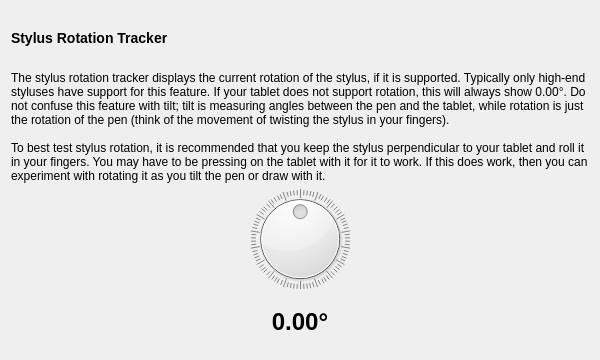
First picture: the form in src/rotationtracker.ui, repository scribblemaniac/qt-tablet-tester, before the edit.
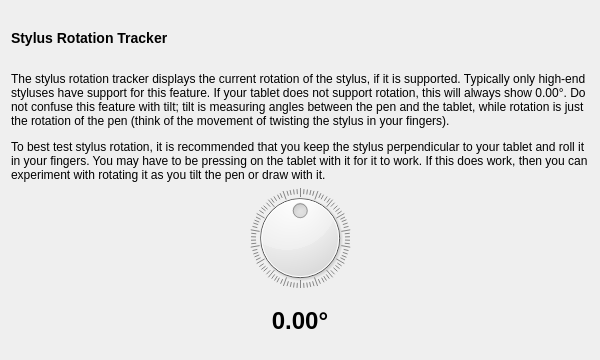
Second picture: the form after the edit.

Commit message: Add tilt tracker description

What changed in the file:
```diff
--- a/src/rotationtracker.ui
+++ b/src/rotationtracker.ui
@@ -24,9 +24,8 @@
    <item>
     <widget class="QLabel" name="description">
      <property name="text">
-      <string>The stylus rotation tracker displays the current rotation of the stylus, if it is supported. Typically only high-end styluses have support for this feature. If your tablet does not support rotation, this will always show 0.00°. Do not confuse this feature with tilt; tilt is measuring angles between the pen and the tablet, while rotation is just the rotation of the pen (think of the movement of twisting the stylus in your fingers).
-
-To best test stylus rotation, it is recommended that you keep the stylus perpendicular to your tablet and roll it in your fingers. You may have to be pressing on the tablet with it for it to work. If this does work, then you can experiment with rotating it as you tilt the pen or draw with it.</string>
+      <string>&lt;p&gt;The stylus rotation tracker displays the current rotation of the stylus, if it is supported. Typically only high-end styluses have support for this feature. If your tablet does not support rotation, this will always show 0.00°. Do not confuse this feature with tilt; tilt is measuring angles between the pen and the tablet, while rotation is just the rotation of the pen (think of the movement of twisting the stylus in your fingers).&lt;/p&gt;
+&lt;p&gt;To best test stylus rotation, it is recommended that you keep the stylus perpendicular to your tablet and roll it in your fingers. You may have to be pressing on the tablet with it for it to work. If this does work, then you can experiment with rotating it as you tilt the pen or draw with it.&lt;/p&gt;</string>
      </property>
      <property name="wordWrap">
       <bool>true</bool>
```
The commit also changes 1 other file.
